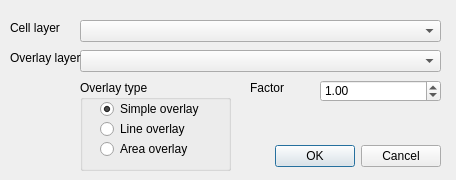
Before: the Qt Designer form CellMaker/ui_cellmaker2.ui in bvthomsen/Cellmaker-qgis, drawn with Qt 5.
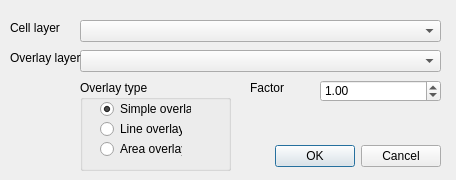
After: the same form once the commit is applied.

What changed in the file:
```diff
--- a/CellMaker/ui_cellmaker2.ui
+++ b/CellMaker/ui_cellmaker2.ui
@@ -16,9 +16,9 @@
   <widget class="QDialogButtonBox" name="buttonBox">
    <property name="geometry">
     <rect>
-     <x>250</x>
+     <x>100</x>
      <y>140</y>
-     <width>191</width>
+     <width>341</width>
      <height>32</height>
     </rect>
    </property>
@@ -44,7 +44,7 @@
     <rect>
      <x>250</x>
      <y>80</y>
-     <width>71</width>
+     <width>51</width>
      <height>16</height>
     </rect>
    </property>
@@ -124,7 +124,7 @@
      <rect>
       <x>20</x>
       <y>20</y>
-      <width>131</width>
+      <width>91</width>
       <height>18</height>
      </rect>
     </property>
@@ -140,7 +140,7 @@
      <rect>
       <x>20</x>
       <y>40</y>
-      <width>131</width>
+      <width>82</width>
       <height>18</height>
      </rect>
     </property>
@@ -153,7 +153,7 @@
      <rect>
       <x>20</x>
       <y>60</y>
-      <width>131</width>
+      <width>82</width>
       <height>18</height>
      </rect>
     </property>
```
Left out of the diff: 9 changed lines with no effect on the pictures.
